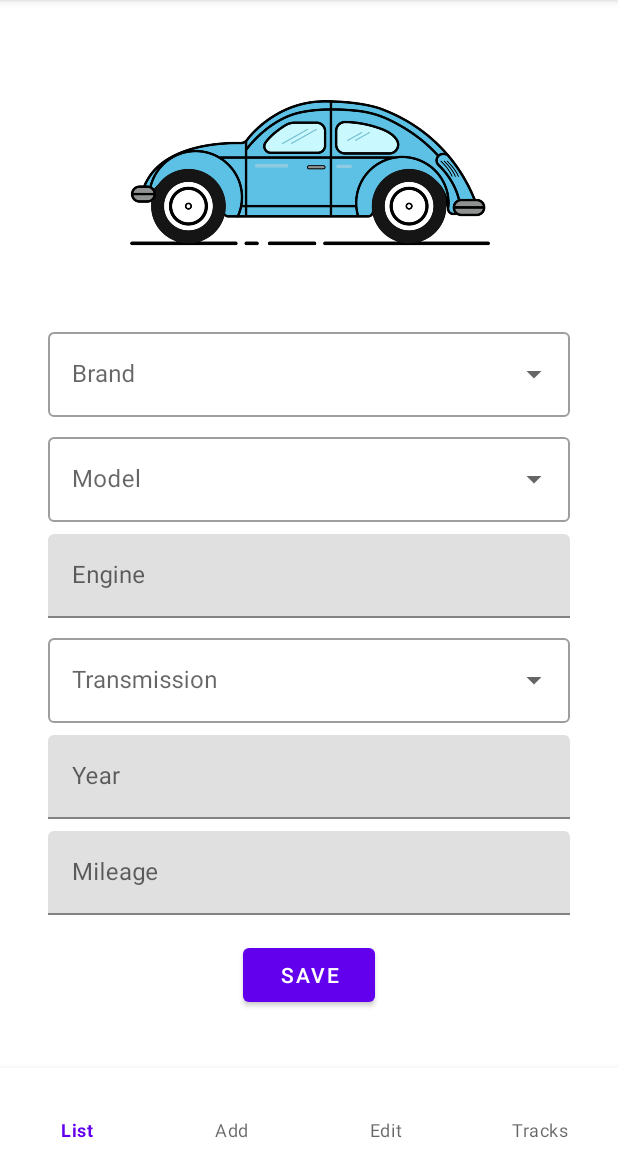
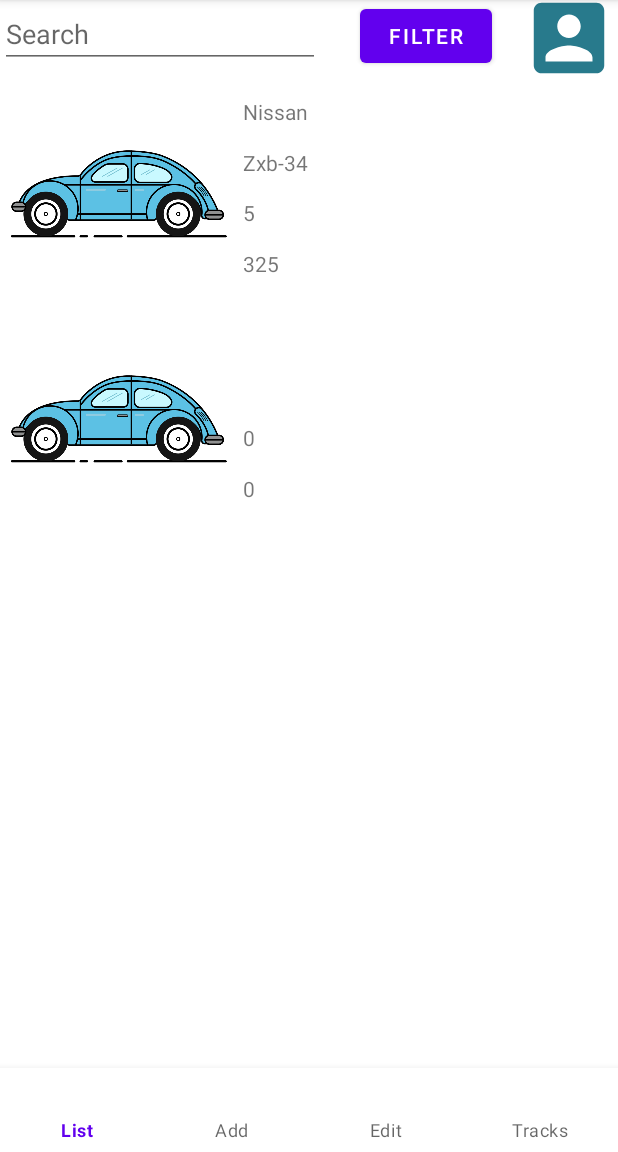
Before and after one commit to Lockdowned/Diary-Cars-Final, an Android app: the AddCarFragment screen opened through its navigation route, after a tap on "SAVE", on a phone screen of 412 x 824 dp, the part 84-1236 px from its top. Run offline under Robolectric (Android 15) with nearby library versions, the phone set to English and light mode, and no system bars; our stand-ins replace Dagger/Hilt's generated code, Room's generated code, navigation-ui.

Commit message:
next routes

```diff
--- a/app/src/main/java/com/example/finalprojectacad/adaptors/CarsListAdaptor.kt
+++ b/app/src/main/java/com/example/finalprojectacad/adaptors/CarsListAdaptor.kt
@@ -3,6 +3,7 @@ package com.example.finalprojectacad.adaptors
 import android.content.Context
 import android.view.LayoutInflater
 import android.view.ViewGroup
+import androidx.core.net.toUri
 import androidx.recyclerview.widget.DiffUtil
 import androidx.recyclerview.widget.ListAdapter
 import androidx.recyclerview.widget.RecyclerView
@@ -20,11 +21,15 @@ class CarsListAdaptor(
     inner class CarsListHolder(private val carItemBinding: ItemRvListCarsBinding):
             RecyclerView.ViewHolder(carItemBinding.root) {
         fun bind(carItem: CarRoom) {
+            val findImgRoom = viewModel.listAllImages.find { it.id == carItem.carId }
             carItemBinding.apply {
                 textViewBrand.text = carItem.brandName
                 textViewModel.text = carItem.modelName
                 textViewYear.text = carItem.year.toString()
                 textViewMilleage.text = carItem.mileage.toString()
+                findImgRoom?.let {
+                    imageViewCar.setImageURI(it.localImgCar.toUri())
+                }
             }
         }
     }
--- a/app/src/main/java/com/example/finalprojectacad/db/dao/CarDao.kt
+++ b/app/src/main/java/com/example/finalprojectacad/db/dao/CarDao.kt
@@ -25,6 +25,9 @@ interface CarDao {
     @Query("SELECT * FROM car_table")
     fun getAllCars(): Flow<List<CarRoom>>
 
+    @Query("SELECT * FROM image_car_table")
+    fun getAllImages(): Flow<List<ImageCarRoom>>
+
     @Query("SELECT * FROM brand_table")
     fun getAllBrands(): Flow<List<BrandRoom>>
 
--- a/app/src/main/java/com/example/finalprojectacad/db/entity/ImageCarRoom.kt
+++ b/app/src/main/java/com/example/finalprojectacad/db/entity/ImageCarRoom.kt
@@ -4,7 +4,7 @@ import androidx.room.ColumnInfo
 import androidx.room.Entity
 import androidx.room.PrimaryKey
 
-@Entity(tableName = "image_car_name")
+@Entity(tableName = "image_car_table")
 data class ImageCarRoom(
     @ColumnInfo (name = "local_img_car") var localImgCar: String = "",
     @ColumnInfo(name = "remote_img_car") var remoteImgCar: String = "",
--- a/app/src/main/java/com/example/finalprojectacad/repositories/MainRepository.kt
+++ b/app/src/main/java/com/example/finalprojectacad/repositories/MainRepository.kt
@@ -31,6 +31,8 @@ class MainRepository
 
     fun getAllCars() = carDao.getAllCars()
 
+    fun getAllImages() = carDao.getAllImages()
+
     fun getAllBrands() = carDao.getAllBrands()
 
     fun getAllModels() = carDao.getAllModels()
--- a/app/src/main/java/com/example/finalprojectacad/ui/fragments/AddCarFragment.kt
+++ b/app/src/main/java/com/example/finalprojectacad/ui/fragments/AddCarFragment.kt
@@ -19,6 +19,7 @@ import androidx.fragment.app.activityViewModels
 import androidx.fragment.app.viewModels
 import androidx.lifecycle.Observer
 import androidx.lifecycle.lifecycleScope
+import androidx.navigation.Navigation
 import com.example.finalprojectacad.R
 import com.example.finalprojectacad.databinding.FragmentAddCarBinding
 import com.example.finalprojectacad.db.entity.BrandRoom
@@ -148,6 +149,8 @@ class AddCarFragment : Fragment() {
                 if (!textInputLayoutBrandNewCar.editText!!.text.equals("")
                     && !textInputLayoutModelNewCar.editText!!.text.equals("")){
                     collectAndInsertNewCar()
+                    val navig = Navigation.findNavController(view)
+                    navig.navigate(R.id.action_addCarFragment_to_listCarsFragment)
                 } else {
                     Snackbar.make(
                         view,
@@ -231,7 +234,7 @@ class AddCarFragment : Fragment() {
                     val listScopeStorageImg = act.openSavedImg()
                     val lastSavedImg = listScopeStorageImg.last() // mb need find by name file
                     val imgRoom = ImageCarRoom(
-                        lastSavedImg.uri.toString(),
+                        lastSavedImg.toString(),
                         "",
                         currentIdCars)
                     viewModel.insertNewImg(imgRoom)
--- a/app/src/main/java/com/example/finalprojectacad/ui/fragments/ListCarsFragment.kt
+++ b/app/src/main/java/com/example/finalprojectacad/ui/fragments/ListCarsFragment.kt
@@ -65,6 +65,12 @@ class ListCarsFragment : Fragment() {
             }
         )
 
+        viewModel.getAllImages.observe(
+            viewLifecycleOwner, Observer {
+                viewModel.listAllImages = it
+            }
+        )
+
 
 
     }
--- a/app/src/main/java/com/example/finalprojectacad/viewModel/CarViewModel.kt
+++ b/app/src/main/java/com/example/finalprojectacad/viewModel/CarViewModel.kt
@@ -17,9 +17,11 @@ class CarViewModel
 ): ViewModel(){
 
     lateinit var listAllCars: List<CarRoom>
+    lateinit var listAllImages: List<ImageCarRoom>
 
 
     val getAllCars: LiveData<List<CarRoom>> = mainRepository.getAllCars().asLiveData()
+    val getAllImages: LiveData<List<ImageCarRoom>> = mainRepository.getAllImages().asLiveData()
     val allBrands: LiveData<List<BrandRoom>> = mainRepository.getAllBrands().asLiveData()
     val allModels: LiveData<List<ModelRoom>> = mainRepository.getAllModels().asLiveData()
     fun getModelsByBrand(brandId: Int) = mainRepository.getModelsByBrand(brandId).asLiveData()
--- a/app/src/main/res/navigation/nav.xml
+++ b/app/src/main/res/navigation/nav.xml
@@ -44,7 +44,11 @@
         android:id="@+id/addCarFragment"
         android:name="com.example.finalprojectacad.ui.fragments.AddCarFragment"
         android:label="fragment_add_car"
-        tools:layout="@layout/fragment_add_car" />
+        tools:layout="@layout/fragment_add_car" >
+        <action
+            android:id="@+id/action_addCarFragment_to_listCarsFragment"
+            app:destination="@id/listCarsFragment" />
+    </fragment>
     <fragment
         android:id="@+id/editCarFragment"
         android:name="com.example.finalprojectacad.ui.fragments.EditCarFragment"
```
Also changed, not shown: app/src/main/java/com/example/finalprojectacad/ui/activity/MainActivity.kt (+6 -7 lines), app/src/main/res/layout/fragment_list_cars.xml (+1 -8 lines).
